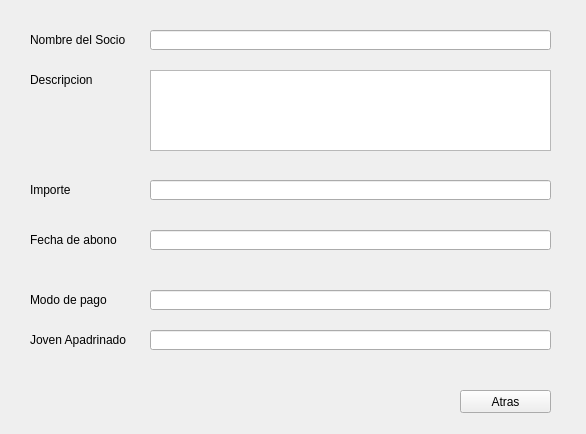
This is src/UI/detallePagos.ui in PurpleFlamingo/purpleACOES as Qt 5 draws it before an edit. The edited form follows.
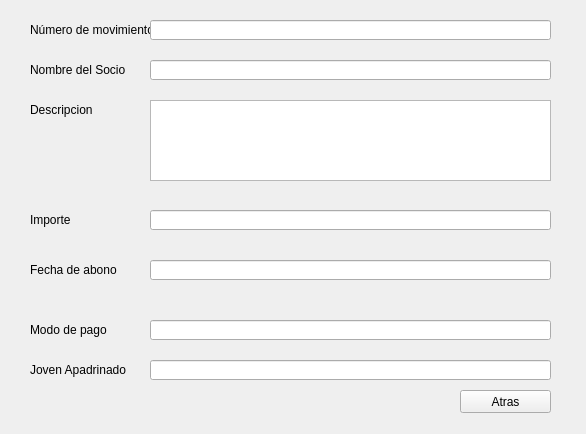
This is the edited form.

The edit to the form file:
```diff
--- a/src/UI/detallePagos.ui
+++ b/src/UI/detallePagos.ui
@@ -31,7 +31,7 @@
     <property name="geometry">
      <rect>
       <x>30</x>
-      <y>30</y>
+      <y>60</y>
       <width>101</width>
       <height>20</height>
      </rect>
@@ -44,7 +44,7 @@
     <property name="geometry">
      <rect>
       <x>30</x>
-      <y>70</y>
+      <y>100</y>
       <width>101</width>
       <height>20</height>
      </rect>
@@ -57,7 +57,7 @@
     <property name="geometry">
      <rect>
       <x>150</x>
-      <y>180</y>
+      <y>210</y>
       <width>401</width>
       <height>20</height>
      </rect>
@@ -67,7 +67,7 @@
     <property name="geometry">
      <rect>
       <x>150</x>
-      <y>30</y>
+      <y>60</y>
       <width>401</width>
       <height>20</height>
      </rect>
@@ -77,7 +77,7 @@
     <property name="geometry">
      <rect>
       <x>150</x>
-      <y>70</y>
+      <y>100</y>
       <width>401</width>
       <height>81</height>
      </rect>
@@ -87,7 +87,7 @@
     <property name="geometry">
      <rect>
       <x>30</x>
-      <y>180</y>
+      <y>210</y>
       <width>101</width>
       <height>20</height>
      </rect>
@@ -100,7 +100,7 @@
     <property name="geometry">
      <rect>
       <x>30</x>
-      <y>230</y>
+      <y>260</y>
       <width>101</width>
       <height>20</height>
      </rect>
@@ -113,7 +113,7 @@
     <property name="geometry">
      <rect>
       <x>150</x>
-      <y>230</y>
+      <y>260</y>
       <width>401</width>
       <height>20</height>
      </rect>
@@ -123,7 +123,7 @@
     <property name="geometry">
      <rect>
       <x>30</x>
-      <y>290</y>
+      <y>320</y>
       <width>101</width>
       <height>20</height>
      </rect>
@@ -136,7 +136,7 @@
     <property name="geometry">
      <rect>
       <x>150</x>
-      <y>290</y>
+      <y>320</y>
       <width>401</width>
       <height>20</height>
      </rect>
@@ -146,7 +146,7 @@
     <property name="geometry">
      <rect>
       <x>150</x>
-      <y>330</y>
+      <y>360</y>
       <width>401</width>
       <height>20</height>
      </rect>
@@ -156,7 +156,7 @@
     <property name="geometry">
      <rect>
       <x>30</x>
-      <y>330</y>
+      <y>360</y>
       <width>101</width>
       <height>20</height>
      </rect>
@@ -165,6 +165,29 @@
      <string>Joven Apadrinado</string>
     </property>
    </widget>
+   <widget class="QLabel" name="lNumeroDeMovimiento">
+    <property name="geometry">
+     <rect>
+      <x>30</x>
+      <y>20</y>
+      <width>121</width>
+      <height>20</height>
+     </rect>
+    </property>
+    <property name="text">
+     <string>Número de movimiento</string>
+    </property>
+   </widget>
+   <widget class="QLineEdit" name="eNumeroDeMovimiento">
+    <property name="geometry">
+     <rect>
+      <x>150</x>
+      <y>20</y>
+      <width>401</width>
+      <height>20</height>
+     </rect>
+    </property>
+   </widget>
   </widget>
  </widget>
  <resources/>
```
